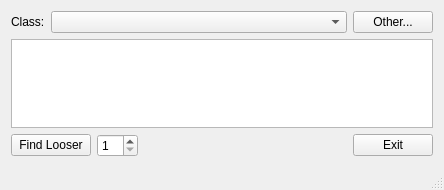
Old version of the form qloozer.ui in the repository denchip123/QLoozer.
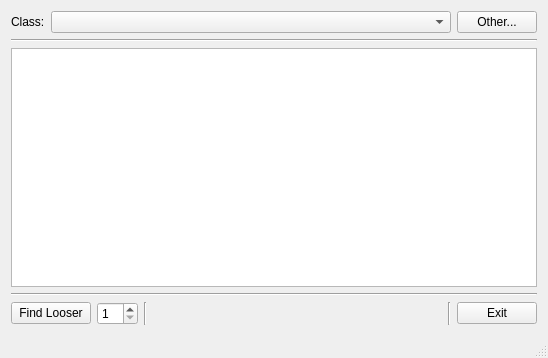
New version of the form.

Patch:
```diff
--- a/qloozer.ui
+++ b/qloozer.ui
@@ -6,8 +6,8 @@
    <rect>
     <x>0</x>
     <y>0</y>
-    <width>444</width>
-    <height>190</height>
+    <width>548</width>
+    <height>358</height>
    </rect>
   </property>
   <property name="windowTitle">
@@ -49,11 +49,25 @@
       </item>
      </layout>
     </item>
+    <item>
+     <widget class="Line" name="line_3">
+      <property name="orientation">
+       <enum>Qt::Horizontal</enum>
+      </property>
+     </widget>
+    </item>
     <item>
      <widget class="QTableWidget" name="studentsTableWidget"/>
     </item>
     <item>
-     <layout class="QHBoxLayout" name="horizontalLayout">
+     <widget class="Line" name="line_4">
+      <property name="orientation">
+       <enum>Qt::Horizontal</enum>
+      </property>
+     </widget>
+    </item>
+    <item>
+     <layout class="QHBoxLayout" name="lowerLayout">
       <item>
        <widget class="QPushButton" name="findLooserButton">
         <property name="sizePolicy">
@@ -68,18 +82,31 @@
        </widget>
       </item>
       <item>
-       <widget class="QSpinBox" name="spinBox">
+       <widget class="QSpinBox" name="studentsToFindSpinBox">
         <property name="sizePolicy">
          <sizepolicy hsizetype="Fixed" vsizetype="Fixed">
           <horstretch>0</horstretch>
           <verstretch>0</verstretch>
          </sizepolicy>
         </property>
+        <property name="maximumSize">
+         <size>
+          <width>42</width>
+          <height>16777215</height>
+         </size>
+        </property>
         <property name="minimum">
          <number>1</number>
         </property>
        </widget>
       </item>
+      <item>
+       <widget class="Line" name="line">
+        <property name="orientation">
+         <enum>Qt::Vertical</enum>
+        </property>
+       </widget>
+      </item>
       <item>
        <spacer name="horizontalSpacer">
         <property name="orientation">
@@ -109,6 +136,13 @@
         </property>
        </spacer>
       </item>
+      <item>
+       <widget class="Line" name="line_2">
+        <property name="orientation">
+         <enum>Qt::Vertical</enum>
+        </property>
+       </widget>
+      </item>
       <item>
        <widget class="QPushButton" name="exitLoozerButton">
         <property name="sizePolicy">
```
Left out of the diff: 12 changed lines with no effect on the pictures.
